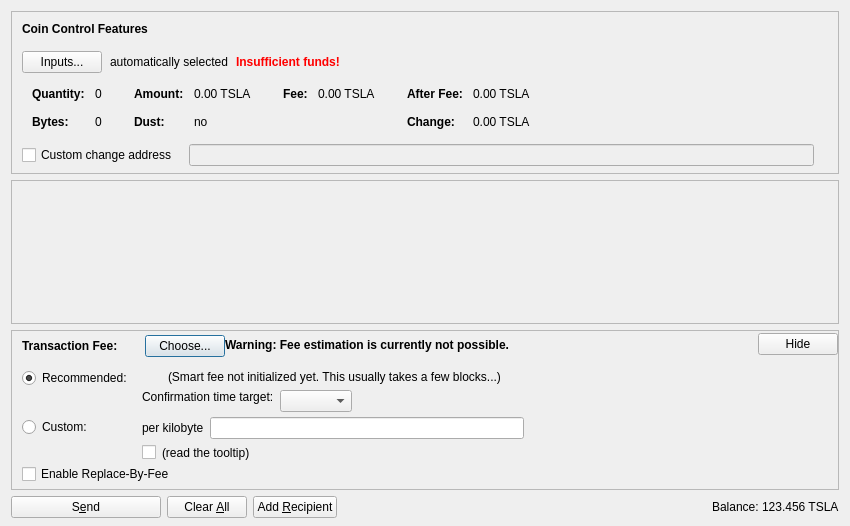
This is src/qt/forms/sendcoinsdialog.ui in caffeine239/bitcoin as Qt 5 draws it before an edit. The edited form follows.
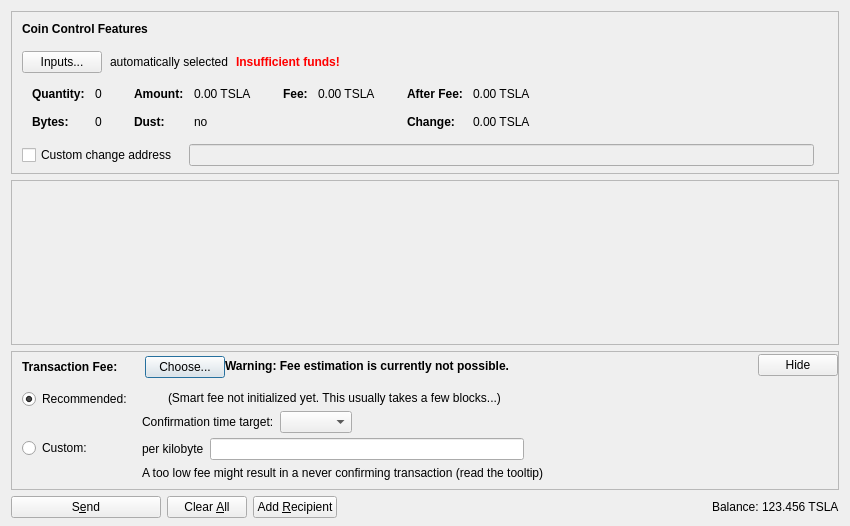
This is the edited form. Icons and pictures are not drawn. Custom widgets are drawn as their Qt base class.

```diff
--- a/src/qt/forms/sendcoinsdialog.ui
+++ b/src/qt/forms/sendcoinsdialog.ui
@@ -878,17 +878,7 @@
                <item>
                 <layout class="QHBoxLayout" name="horizontalLayoutFee8">
                  <item>
-                  <widget class="QCheckBox" name="checkBoxMinimumFee">
-                   <property name="toolTip">
-                    <string>Paying only the minimum fee is just fine as long as there is less transaction volume than space in the blocks. But be aware that this can end up in a never confirming transaction once there is more demand for muskcoin transactions than the network can process.</string>
-                   </property>
-                   <property name="text">
-                    <string/>
-                   </property>
-                  </widget>
-                 </item>
-                 <item>
-                  <widget class="QLabel" name="labelMinFeeWarning">
+                  <widget class="QLabel" name="labelCustomFeeWarning">
                    <property name="enabled">
                     <bool>true</bool>
                    </property>
@@ -896,10 +886,7 @@
                     <string>Paying only the minimum fee is just fine as long as there is less transaction volume than space in the blocks. But be aware that this can end up in a never confirming transaction once there is more demand for muskcoin transactions than the network can process.</string>
                    </property>
                    <property name="text">
-                    <string>(read the tooltip)</string>
-                   </property>
-                   <property name="margin">
-                    <number>5</number>
+                    <string>A too low fee might result in a never confirming transaction (read the tooltip)</string>
                    </property>
                   </widget>
                  </item>
@@ -992,9 +979,6 @@
                    <property name="text">
                     <string/>
                    </property>
-                   <property name="margin">
-                    <number>2</number>
-                   </property>
                   </widget>
                  </item>
                  <item>
@@ -1009,9 +993,6 @@
                    <property name="text">
                     <string>(Smart fee not initialized yet. This usually takes a few blocks...)</string>
                    </property>
-                   <property name="margin">
-                    <number>2</number>
-                   </property>
                   </widget>
                  </item>
                  <item>
@@ -1038,24 +1019,8 @@
                      <property name="text">
                       <string>Confirmation time target:</string>
                      </property>
-                     <property name="margin">
-                      <number>2</number>
-                     </property>
                     </widget>
                    </item>
-                   <item>
-                    <spacer name="verticalSpacer_3">
-                     <property name="orientation">
-                      <enum>Qt::Vertical</enum>
-                     </property>
-                     <property name="sizeHint" stdset="0">
-                      <size>
-                       <width>1</width>
-                       <height>1</height>
-                      </size>
-                     </property>
-                    </spacer>
-                   </item>
                   </layout>
                  </item>
                  <item>
@@ -1107,16 +1072,6 @@
              </item>
             </layout>
            </item>
-           <item>
-            <widget class="QCheckBox" name="optInRBF">
-             <property name="text">
-              <string>Enable Replace-By-Fee</string>
-             </property>
-             <property name="toolTip">
-              <string>With Replace-By-Fee (BIP-125) you can increase a transaction's fee after it is sent. Without this, a higher fee may be recommended to compensate for increased transaction delay risk.</string>
-             </property>
-            </widget>
-           </item>
           </layout>
          </widget>
         </item>
```
Left out of the diff: 16 changed lines with no effect on the pictures.
